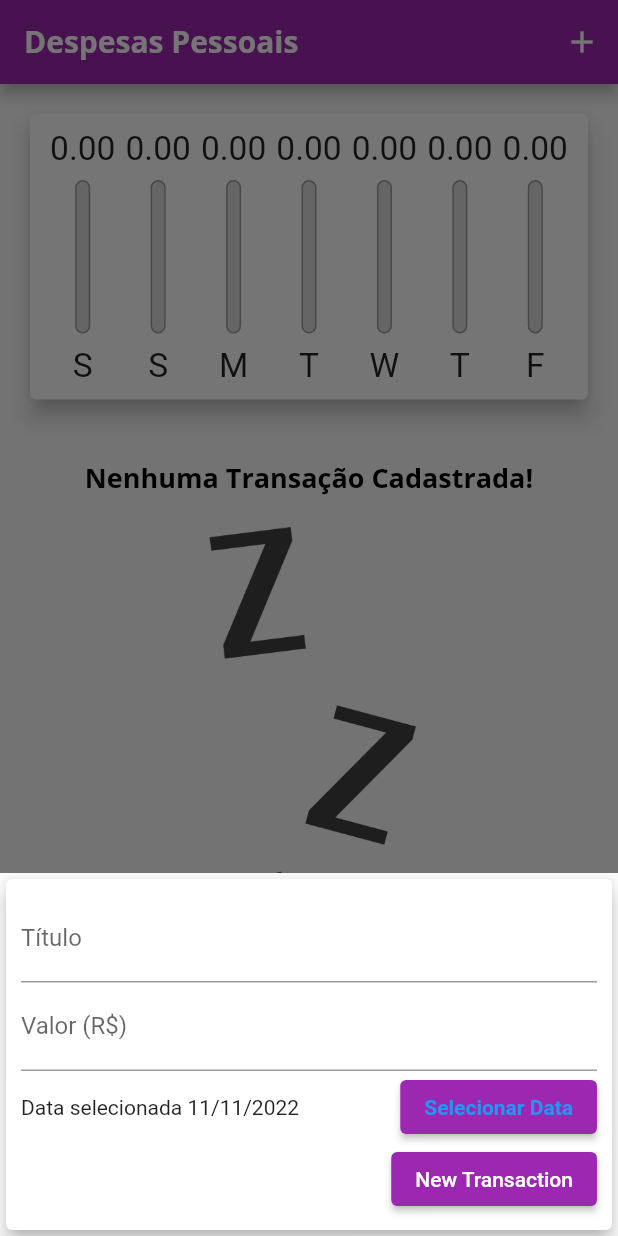
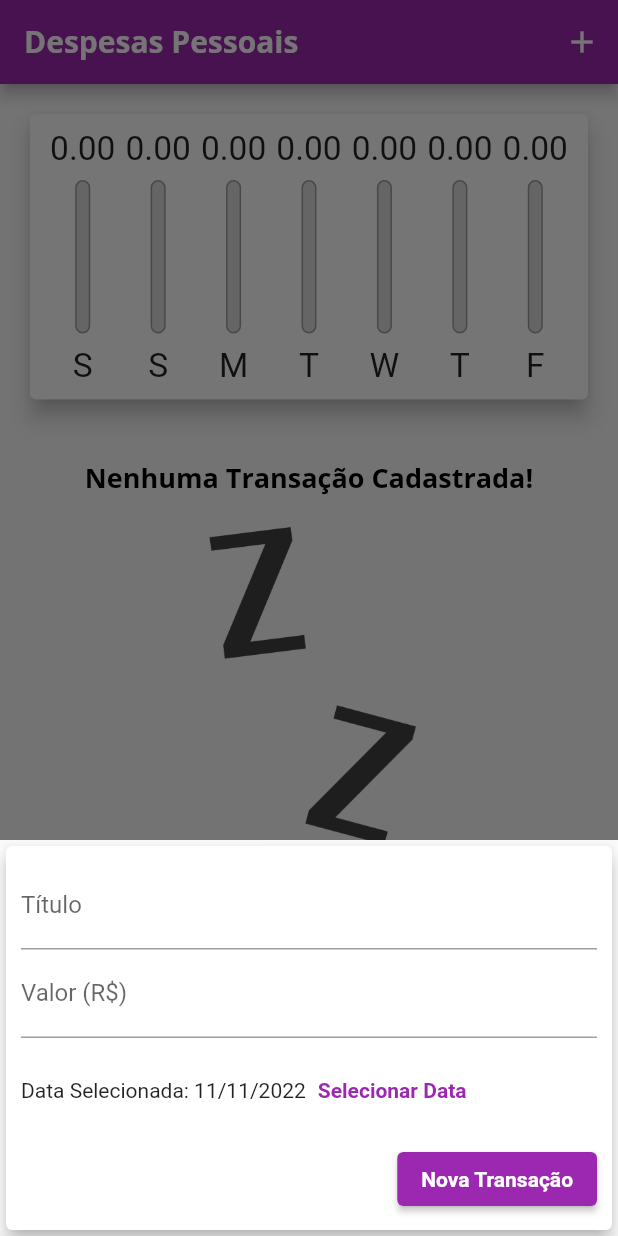
Before and after one commit to romildoalimajr/expensives, a Flutter app: the screen it shows after launch, after a tap on the "add" icon, on a phone screen of 412 x 824 dp. Run offline on Flutter 3.47's test engine with Material 2 defaults, Android fonts, the phone set to English and light mode, and no system bars.

Commit message:
projeto despesas pessoais finalizado

```diff
--- /dev/null
+++ b/lib/components/adaptative_button.dart
@@ -0,0 +1,37 @@
+import 'dart:io';
+
+import 'package:flutter/cupertino.dart';
+import 'package:flutter/material.dart';
+
+class AdaptativeButton extends StatelessWidget {
+  final String label;
+  final Function() onPressed;
+
+  const AdaptativeButton(
+    this.label,
+    this.onPressed, {
+    Key? key,
+  }) : super(key: key);
+
+  @override
+  Widget build(BuildContext context) {
+    return Platform.isIOS
+        ? CupertinoButton(
+            child: Text(label),
+            onPressed: onPressed,
+            color: Theme.of(context).colorScheme.primary,
+            padding: const EdgeInsets.symmetric(
+              horizontal: 20,
+            ),
+          )
+        : ElevatedButton(
+            child: Text(
+              label,
+              style: TextStyle(
+                color: Theme.of(context).textTheme.button?.color,
+              ),
+            ),
+            onPressed: onPressed,
+          );
+  }
+}
--- /dev/null
+++ b/lib/components/adaptative_date_picker.dart
@@ -0,0 +1,68 @@
+import 'dart:io';
+
+import 'package:flutter/cupertino.dart';
+import 'package:flutter/material.dart';
+import 'package:flutter/src/widgets/container.dart';
+import 'package:flutter/src/widgets/framework.dart';
+import 'package:intl/intl.dart';
+
+class AdaptativeDatePicker extends StatelessWidget {
+  final DateTime selectedDate;
+  final Function(DateTime) onDateChanged;
+
+  AdaptativeDatePicker({
+    required this.selectedDate,
+    required this.onDateChanged,
+    Key? key,
+  }) : super(key: key);
+
+  _showDatePicker(BuildContext context) {
+    showDatePicker(
+      context: context,
+      initialDate: DateTime.now(),
+      firstDate: DateTime(2019),
+      lastDate: DateTime.now(),
+    ).then((pickerDate) {
+      if (pickerDate == null) {
+        return;
+      }
+      onDateChanged(pickerDate);
+    });
+  }
+
+  @override
+  Widget build(BuildContext context) {
+    return Platform.isIOS
+        ? SizedBox(
+            height: 180,
+            child: CupertinoDatePicker(
+              mode: CupertinoDatePickerMode.date,
+              initialDateTime: DateTime.now(),
+              minimumDate: DateTime(2019),
+              maximumDate: DateTime.now(),
+              onDateTimeChanged: onDateChanged,
+            ),
+          )
+        : SizedBox(
+            height: 70,
+            child: Row(
+              children: <Widget>[
+                Text(
+                  selectedDate == null
+                      ? 'Nenhuma data selecionada!'
+                      : 'Data Selecionada: ${DateFormat('dd/MM/y').format(selectedDate)}',
+                ),
+                TextButton(
+                  child: const Text(
+                    'Selecionar Data',
+                    style: TextStyle(
+                      fontWeight: FontWeight.bold,
+                    ),
+                  ),
+                  onPressed: () => _showDatePicker(context),
+                )
+              ],
+            ),
+          );
+  }
+}
--- /dev/null
+++ b/lib/components/adaptative_text_field.dart
@@ -0,0 +1,46 @@
+import 'dart:io';
+
+import 'package:flutter/cupertino.dart';
+import 'package:flutter/material.dart';
+
+class AdaptativeTextField extends StatelessWidget {
+  final String label;
+  final TextEditingController controller;
+  final TextInputType keyboardType;
+  final Function(String) onSubmitted;
+
+  const AdaptativeTextField({
+    required this.label,
+    required this.controller,
+    this.keyboardType = TextInputType.text,
+    required this.onSubmitted,
+    Key? key,
+  }) : super(key: key);
+
+  @override
+  Widget build(BuildContext context) {
+    return Platform.isIOS
+        ? Padding(
+            padding: EdgeInsets.only(
+              bottom: 10,
+            ),
+            child: CupertinoTextField(
+              controller: controller,
+              keyboardType: keyboardType,
+              onSubmitted: onSubmitted,
+              padding: const EdgeInsets.symmetric(
+                horizontal: 6,
+                vertical: 12,
+              ),
+            ),
+          )
+        : TextField(
+            controller: controller,
+            keyboardType: keyboardType,
+            onSubmitted: onSubmitted,
+            decoration: InputDecoration(
+              labelText: label,
+            ),
+          );
+  }
+}
--- a/lib/components/chart.dart
+++ b/lib/components/chart.dart
@@ -2,12 +2,11 @@ import 'package:expensives/components/chart_bar.dart';
 import 'package:expensives/models/transaction.dart';
 import 'package:flutter/material.dart';
 import 'package:intl/intl.dart';
-import 'dart:ui';
 
 class Chart extends StatelessWidget {
-  final List<Transaction> recentTransactions;
+  final List<Transaction> recentTransaction;
 
-  Chart(this.recentTransactions);
+  const Chart(this.recentTransaction, {Key? key}) : super(key: key);
 
   List<Map<String, Object>> get groupedTransactions {
     return List.generate(7, (index) {
@@ -17,13 +16,13 @@ class Chart extends StatelessWidget {
 
       double totalSum = 0.0;
 
-      for (var i = 0; i < recentTransactions.length; i++) {
-        bool sameDay = recentTransactions[i].date.day == weekDay.day;
-        bool sameMonth = recentTransactions[i].date.day == weekDay.month;
-        bool sameYear = recentTransactions[i].date.day == weekDay.year;
+      for (var i = 0; i < recentTransaction.length; i++) {
+        bool sameDay = recentTransaction[i].date.day == weekDay.day;
+        bool sameMonth = recentTransaction[i].date.day == weekDay.month;
+        bool sameYear = recentTransaction[i].date.day == weekDay.year;
 
         if (sameDay && sameMonth && sameYear) {
-          totalSum += recentTransactions[i].value;
+          totalSum += recentTransaction[i].value;
         }
       }
       return {
@@ -43,7 +42,7 @@ class Chart extends StatelessWidget {
   Widget build(BuildContext context) {
     return Card(
       elevation: 6,
-      margin: EdgeInsets.all(20),
+      margin: const EdgeInsets.all(20),
       child: Padding(
         padding: const EdgeInsets.all(10),
         child: Row(
@@ -52,8 +51,8 @@ class Chart extends StatelessWidget {
             return Flexible(
               fit: FlexFit.tight,
               child: ChartBar(
-                label: (tr['day'] as String),
-                value: (tr['value'] as double),
+                label: tr['day'] as String,
+                value: tr['value'] as double,
                 percentage: _weekTotalValue == 0
                     ? 0
                     : (tr['value'] as double) / _weekTotalValue,
--- a/lib/components/chart_bar.dart
+++ b/lib/components/chart_bar.dart
@@ -1,5 +1,4 @@
 import 'package:flutter/material.dart';
-import 'dart:ui';
 
 class ChartBar extends StatelessWidget {
   final String label;
@@ -21,11 +20,11 @@ class ChartBar extends StatelessWidget {
             Container(
               height: constraints.maxHeight * 0.15,
               child: FittedBox(
-                child: Text('${value.toStringAsFixed(2)}'),
+                child: Text(value.toStringAsFixed(2)),
               ),
             ),
             SizedBox(height: constraints.maxHeight * 0.05),
-            Container(
+            SizedBox(
               height: constraints.maxHeight * 0.6,
               width: 10,
               child: Stack(
@@ -37,7 +36,7 @@ class ChartBar extends StatelessWidget {
                         color: Colors.grey,
                         width: 1.0,
                       ),
-                      color: Color.fromRGBO(220, 220, 220, 1),
+                      color: const Color.fromRGBO(220, 220, 220, 1),
                       borderRadius: BorderRadius.circular(5),
                     ),
                   ),
@@ -56,7 +55,7 @@ class ChartBar extends StatelessWidget {
             SizedBox(
               height: constraints.maxHeight * 0.05,
             ),
-            Container(
+            SizedBox(
               height: constraints.maxHeight * 0.15,
               child: FittedBox(
                 child: Text(label),
--- a/lib/components/transaction_form.dart
+++ b/lib/components/transaction_form.dart
@@ -1,14 +1,18 @@
+import 'package:expensives/components/adaptative_button.dart';
+import 'package:expensives/components/adaptative_date_picker.dart';
+import 'package:expensives/components/adaptative_text_field.dart';
 import 'package:flutter/material.dart';
 import 'package:intl/intl.dart';
-import 'dart:ui';
 
 class TransactionForm extends StatefulWidget {
   final void Function(String, double, DateTime) onSubmit;
 
-  TransactionForm(this.onSubmit);
+  const TransactionForm(this.onSubmit, {Key? key}) : super(key: key);
 
   @override
-  State<TransactionForm> createState() => _TransactionFormState();
+  State<TransactionForm> createState() {
+    return _TransactionFormState();
+  }
 }
 
 class _TransactionFormState extends State<TransactionForm> {
@@ -26,23 +30,6 @@ class _TransactionFormState extends State<TransactionForm> {
     widget.onSubmit(title, value, _selectedDate);
   }
 
-  _showDatePicker() {
-    showDatePicker(
-      context: context,
-      initialDate: DateTime.now(),
-      firstDate: DateTime(2020),
-      lastDate: DateTime.now(),
-    ).then((pickedDate) {
-      if (pickedDate == null) {
-        return;
-      }
-
-      setState(() {
-        _selectedDate = pickedDate;
-      });
-    });
-  }
-
   @override
   Widget build(BuildContext context) {
     return SingleChildScrollView(
@@ -58,53 +45,32 @@ class _TransactionFormState extends State<TransactionForm> {
             ),
             child: Column(
               children: [
-                TextField(
+                AdaptativeTextField(
+                  label: 'Título',
                   controller: _titleController,
-                  onSubmitted: (_) => _submitForm(),
-                  decoration: InputDecoration(
-                    labelText: 'Título',
-                  ),
+                  onSubmitted: (_) => _submitForm,
                 ),
-                TextField(
+                AdaptativeTextField(
+                  label: 'Valor (R\$)',
                   controller: _valueController,
-                  keyboardType: TextInputType.numberWithOptions(decimal: true),
-                  onSubmitted: (_) => _submitForm(),
-                  decoration: InputDecoration(
-                    labelText: 'Valor (R\$)',
-                  ),
+                  keyboardType:
+                      const TextInputType.numberWithOptions(decimal: true),
+                  onSubmitted: (_) => _submitForm,
                 ),
-                Row(
-                  children: [
-                    Expanded(
-                      child: Text(
-                        _selectedDate == null
-                            ? 'Nenhuma data selecionada!'
-                            : 'Data selecionada ${DateFormat('dd/MM/y').format(_selectedDate)}',
-                      ),
-                    ),
-                    ElevatedButton(
-                      child: Text(
-                        'Selecionar Data',
-                        style: TextStyle(
-                          color: Theme.of(context).primaryColor,
-                          fontWeight: FontWeight.bold,
-                        ),
-                      ),
-                      onPressed: _showDatePicker,
-                    ),
-                  ],
+                AdaptativeDatePicker(
+                  selectedDate: _selectedDate,
+                  onDateChanged: (newDate) {
+                    setState(() {
+                      _selectedDate = newDate;
+                    });
+                  },
                 ),
                 Row(
                   mainAxisAlignment: MainAxisAlignment.end,
-                  children: [
-                    ElevatedButton(
-                      child: Text(
-                        'New Transaction',
-                        style: TextStyle(
-                          color: Colors.white,
-                        ),
-                      ),
-                      onPressed: _submitForm,
+                  children: <Widget>[
+                    AdaptativeButton(
+                      'Nova Transação',
+                      _submitForm,
                     ),
                   ],
                 ),
--- /dev/null
+++ b/lib/components/transaction_item.dart
@@ -0,0 +1,88 @@
+import 'dart:math';
+
+import 'package:flutter/material.dart';
+import 'package:intl/intl.dart';
+
+import '../models/transaction.dart';
+
+class transactionItem extends StatefulWidget {
+  const transactionItem({
+    Key? key,
+    required this.tr,
+    required this.onRemove,
+  }) : super(key: key);
+
+  final Transaction tr;
+  final void Function(String p1) onRemove;
+
+  @override
+  State<transactionItem> createState() => _transactionItemState();
+}
+
+class _transactionItemState extends State<transactionItem> {
+  static const colors = [
+    Colors.red,
+    Colors.purple,
+    Colors.orange,
+    Colors.blue,
+    Colors.black,
+  ];
+
+  late Color _backgroundColor;
+
+  void initState() {
+    super.initState();
+
+    int i = Random().nextInt(5);
+    _backgroundColor = colors[i];
+  }
+
+  @override
+  Widget build(BuildContext context) {
+    return Card(
+      elevation: 5,
+      margin: const EdgeInsets.symmetric(
+        vertical: 8,
+        horizontal: 5,
+      ),
+      child: ListTile(
+        leading: CircleAvatar(
+          radius: 30,
+          child: Padding(
+            padding: const EdgeInsets.all(6),
+            child: FittedBox(
+              child: Text(
+                'R\$${widget.tr.value}',
+                style: const TextStyle(
+                  color: Colors.white,
+                ),
+              ),
+            ),
+          ),
+        ),
+        title: Text(
+          widget.tr.title,
+          style: Theme.of(context).textTheme.headline6,
+        ),
+        subtitle: Text(
+          DateFormat('dd/MMM/y').format(widget.tr.date),
+        ),
+        trailing: MediaQuery.of(context).size.width > 400
+            ? TextButton.icon(
+                icon: const Icon(Icons.delete),
+                label: Text(
+                  'Excluir',
+                  style: TextStyle(
+                    color: Theme.of(context).errorColor,
+                  ),
+                ),
+                onPressed: () => widget.onRemove(widget.tr.id))
+            : IconButton(
+                color: Theme.of(context).errorColor,
+                icon: const Icon(Icons.delete),
+                onPressed: () => widget.onRemove(widget.tr.id),
+              ),
+      ),
+    );
+  }
+}
--- a/lib/components/transaction_list.dart
+++ b/lib/components/transaction_list.dart
@@ -1,13 +1,12 @@
+import 'package:expensives/components/transaction_item.dart';
 import 'package:flutter/material.dart';
 import '../models/transaction.dart';
-import 'package:intl/intl.dart';
-import 'dart:ui';
 
 class TransactionList extends StatelessWidget {
   final List<Transaction> transactions;
   final void Function(String) onRemove;
 
-  TransactionList(this.transactions, this.onRemove);
+  const TransactionList(this.transactions, this.onRemove, {super.key});
 
   @override
   Widget build(BuildContext context) {
@@ -23,10 +22,10 @@ class TransactionList extends StatelessWidget {
                     "Nenhuma Transação Cadastrada!",
                     style: Theme.of(context).textTheme.headline6,
                   ),
-                  SizedBox(
+                  const SizedBox(
                     height: 20,
                   ),
-                  Container(
+                  SizedBox(
                     height: constraints.maxHeight * 0.60,
                     child: Image.asset(
                       'assets/image/waiting.png',
@@ -41,45 +40,9 @@ class TransactionList extends StatelessWidget {
             itemCount: transactions.length,
             itemBuilder: (ctx, index) {
               final tr = transactions[index];
-              return Card(
-                elevation: 5,
-                margin: EdgeInsets.symmetric(
-                  vertical: 8,
-                  horizontal: 5,
-                ),
-                child: ListTile(
-                  leading: CircleAvatar(
-                    radius: 30,
-                    child: Padding(
-                      padding: const EdgeInsets.all(6),
-                      child: FittedBox(
-                        child: Text('\$${tr.value}'),
-                      ),
-                    ),
-                  ),
-                  title: Text(
-                    tr.title,
-                    style: Theme.of(context).textTheme.headline6,
-                  ),
-                  subtitle: Text(
-                    DateFormat('dd/MMM/y').format(tr.date),
-                  ),
-                  trailing: MediaQuery.of(context).size.width > 400
-                      ? TextButton.icon(
-                          icon: Icon(Icons.delete),
-                          label: Text(
-                            'Excluir',
-                            style: TextStyle(
-                              color: Theme.of(context).errorColor,
-                            ),
-                          ),
-                          onPressed: () => onRemove(tr.id))
-                      : IconButton(
-                          color: Theme.of(context).errorColor,
-                          icon: Icon(Icons.delete),
-                          onPressed: () => onRemove(tr.id),
-                        ),
-                ),
+              return transactionItem(
+                tr: tr,
+                onRemove: onRemove,
               );
             },
           );
--- a/lib/main.dart
+++ b/lib/main.dart
@@ -1,39 +1,46 @@
 import 'dart:math';
+import 'dart:io';
+
+import 'package:flutter/cupertino.dart';
+import 'package:flutter/material.dart';
+
 import 'components/transaction_form.dart';
 import 'components/transaction_list.dart';
 import 'models/transaction.dart';
-import 'package:flutter/material.dart';
-import 'package:intl/intl.dart';
+
 import 'components/chart.dart';
-import 'dart:ui';
 
 main() => runApp(ExpensesApp());
 
 class ExpensesApp extends StatelessWidget {
-  const ExpensesApp({super.key});
+  ExpensesApp({super.key});
+  final ThemeData tema = ThemeData();
 
   @override
   Widget build(BuildContext context) {
-    final ThemeData tema = ThemeData();
     //SystemChrome.setPreferredOrientations([DeviceOrientation.portraitUp]);
 
     return MaterialApp(
       debugShowCheckedModeBanner: false,
-      home: MyHomePage(),
+      home: const MyHomePage(),
       theme: tema.copyWith(
         colorScheme: tema.colorScheme.copyWith(
           primary: Colors.purple,
           secondary: Colors.amber,
         ),
         textTheme: tema.textTheme.copyWith(
-          headline6: TextStyle(
+          headline6: const TextStyle(
             fontFamily: 'OpenSans',
             fontSize: 18,
             fontWeight: FontWeight.bold,
             color: Colors.black,
           ),
+          button: const TextStyle(
+            color: Colors.white,
+            fontWeight: FontWeight.bold,
           ),
-        appBarTheme: AppBarTheme(
+        ),
+        appBarTheme: const AppBarTheme(
           titleTextStyle: TextStyle(
             fontFamily: 'OpenSans',
             fontSize: 20,
@@ -46,6 +53,8 @@ class ExpensesApp extends StatelessWidget {
 }
 
 class MyHomePage extends StatefulWidget {
+  const MyHomePage({super.key});
+
   @override
   State<MyHomePage> createState() => _MyHomePageState();
 }
@@ -57,7 +66,7 @@ class _MyHomePageState extends State<MyHomePage> {
   List<Transaction> get _recentTransactions {
     return _transactions.where((tr) {
       return tr.date.isAfter(DateTime.now().subtract(
-        Duration(days: 7),
+        const Duration(days: 7),
       ));
     }).toList();
   }
@@ -79,9 +88,7 @@ class _MyHomePageState extends State<MyHomePage> {
 
   _removeTransaction(String id) {
     setState(() {
-      _transactions.removeWhere((tr) {
-        return tr.id == id;
-      });
+      _transactions.removeWhere((tr) => tr.id == id);
     });
   }
 
@@ -94,74 +101,84 @@ class _MyHomePageState extends State<MyHomePage> {
     );
   }
 
+  Widget _getIconButton(IconData icon, Function() fn) {
+    return Platform.isIOS
+        ? GestureDetector(onTap: fn, child: Icon(icon))
+        : IconButton(onPressed: fn, icon: Icon(icon));
+  }
+
   @override
   Widget build(BuildContext context) {
     final mediaQuery = MediaQuery.of(context);
     bool isLandScape = mediaQuery.orientation == Orientation.landscape;
-    final appBar = AppBar(
-      title: Text(
-        'Despesas Pessoais',
-      ),
-      actions: <Widget>[
+
+    final iconList = Platform.isIOS ? CupertinoIcons.refresh : Icons.list;
+    final charList = Platform.isIOS ? CupertinoIcons.refresh : Icons.show_chart;
+
+    final actions = <Widget>[
       if (isLandScape)
-          IconButton(
-            icon: Icon(_showChart ? Icons.list : Icons.show_chart),
-            onPressed: () {
+        _getIconButton(_showChart ? iconList : charList, () {
           setState(() {
             _showChart = !_showChart;
           });
-            },
+        }),
+      _getIconButton(
+        Platform.isIOS ? CupertinoIcons.add : Icons.add,
+        () => _openTransactionFormModal(context),
       ),
-        IconButton(
-          icon: Icon(Icons.add),
-          onPressed: () => _openTransactionFormModal(context),
-        ),
-      ],
+    ];
+
+    final PreferredSizeWidget appBar = AppBar(
+      title: const Text('Despesas Pessoais'),
+      actions: actions,
     );
 
     final availableHeight = mediaQuery.size.height -
         appBar.preferredSize.height -
         mediaQuery.padding.top;
 
-    return Scaffold(
-      appBar: appBar,
-      body: SingleChildScrollView(
+    final bodyPage = SafeArea(
+      child: SingleChildScrollView(
         child: Column(
           crossAxisAlignment: CrossAxisAlignment.stretch,
-          children: <Widget>[
-            /*if (isLandScape)
-              Row(
-                mainAxisAlignment: MainAxisAlignment.center,
           children: [
-                  Text('Exibir Gráfico'),
-                  Switch(
-                    value: _showChart,
-                    onChanged: (value) {
-                      setState(() {
-                        _showChart = value;
-                      });
-                    },
-                  ),
-                ],
-              ),*/
             if (_showChart || !isLandScape)
-              Container(
+              SizedBox(
                 height: availableHeight * (isLandScape ? 0.8 : 0.30),
                 child: Chart(_recentTransactions),
               ),
             if (!_showChart || !isLandScape)
-              Container(
+              SizedBox(
                 height: availableHeight * (isLandScape ? 1 : 0.7),
                 child: TransactionList(_transactions, _removeTransaction),
               ),
           ],
         ),
       ),
-      floatingActionButton: FloatingActionButton(
-        child: Icon(Icons.add),
+    );
+
+    return Platform.isIOS
+        ? CupertinoPageScaffold(
+            navigationBar: CupertinoNavigationBar(
+              middle: const Text('Despesas Pessoais'),
+              trailing: Row(
+                mainAxisSize: MainAxisSize.min,
+                children: actions,
+              ),
+            ),
+            child: bodyPage,
+          )
+        : Scaffold(
+            appBar: appBar,
+            body: bodyPage,
+            floatingActionButton: Platform.isIOS
+                ? Container()
+                : FloatingActionButton(
+                    child: const Icon(Icons.add),
                     onPressed: () => _openTransactionFormModal(context),
                   ),
-      floatingActionButtonLocation: FloatingActionButtonLocation.centerFloat,
+            floatingActionButtonLocation:
+                FloatingActionButtonLocation.centerFloat,
           );
   }
 }
```
Lines whose indentation alone changed are shown as unchanged.
